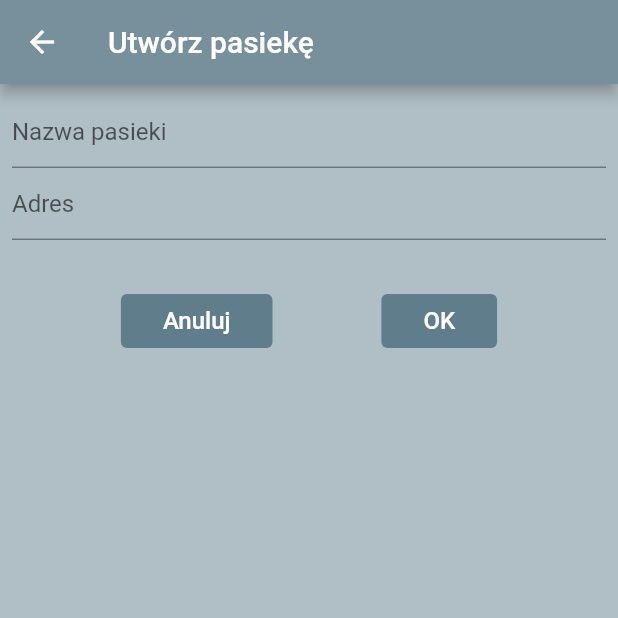
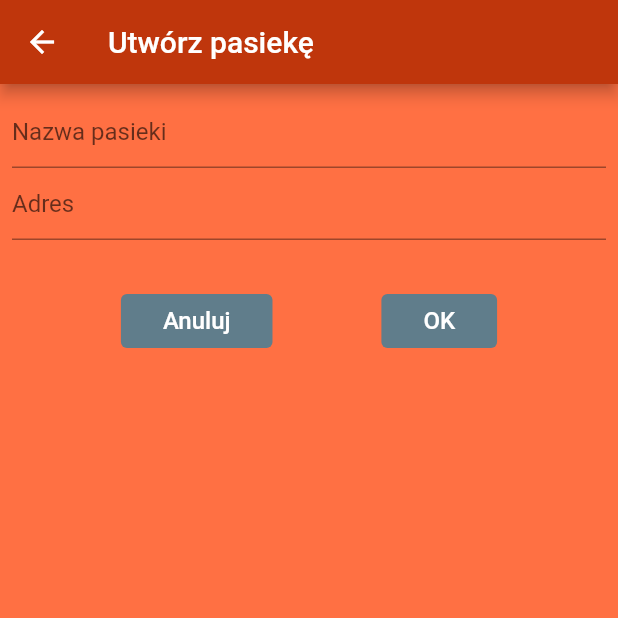
Before and after one commit to Michal-Szkoda-91/Hive_App, a Flutter app: the screen it shows once a user with an empty profile is signed in, after a tap on the "add" icon, on a phone screen of 412 x 824 dp, the top half of it. Run offline on Flutter 3.47's test engine with Material 2 defaults, Android fonts, the phone set to English and light mode, and no system bars; our stand-ins replace cloud_firestore, firebase_auth, firebase_core, firebase_database, fl_chart, flutter_slidable and 2 more; accounts and stored records are empty; network calls fail.

Commit message:
zmiana barw, poprawka błedów

```diff
--- a/lib/models/hive.dart
+++ b/lib/models/hive.dart
@@ -86,6 +86,8 @@ class HiveListModel with ChangeNotifier {
     _hiveListModel = [];
 
     var url = Uri.https(
+        // 'wireless-hive-default-rtdb.europe-west1.firebasedatabase.app',
+        // '/gyu4fc5qLWSqie5kVkdG8QSF0go1/apiary/-MSlyTLgCsAMPLktoRKL/hive/-MT2_GNQAYXf_jH1MdN5/hive.json');
         'wireless-hive-default-rtdb.europe-west1.firebasedatabase.app',
         '/$userUid/apiary/$apiaryID/hive.json');
 
--- a/lib/screens/addApiary/add_apiary_screen.dart
+++ b/lib/screens/addApiary/add_apiary_screen.dart
@@ -16,10 +16,10 @@ class _AddApiaryScreenState extends State<AddApiaryScreen> {
   @override
   Widget build(BuildContext context) {
     return Scaffold(
-      backgroundColor: Colors.blueGrey[200],
+      backgroundColor: Colors.deepOrange[400],
       appBar: AppBar(
         title: Text('Utwórz pasiekę'),
-        backgroundColor: Colors.blueGrey[400],
+        backgroundColor: Colors.deepOrange[900],
       ),
       body: Container(
         child: Padding(
--- a/lib/screens/apiary_hives/add_Hive_Screen.dart
+++ b/lib/screens/apiary_hives/add_Hive_Screen.dart
@@ -27,10 +27,10 @@ class _AddHiveScreenState extends State<AddHiveScreen> {
   Widget build(BuildContext context) {
     _notesController.text = notes;
     return Scaffold(
-      backgroundColor: Colors.orange[200],
+      backgroundColor: Colors.deepOrange[400],
       appBar: AppBar(
         title: Text('Dodaj nowy UL'),
-        backgroundColor: Colors.orange[600],
+        backgroundColor: Colors.deepOrange[900],
       ),
       body: Container(
         child: Padding(
--- a/lib/screens/apiary_hives/apiary_hives_list.dart
+++ b/lib/screens/apiary_hives/apiary_hives_list.dart
@@ -14,7 +14,7 @@ class ApiaryHivesList extends StatelessWidget {
       backgroundColor: Colors.blueGrey[200],
       appBar: AppBar(
         title: Text('Twoje ule - ' + apiary.apiaryName),
-        backgroundColor: Colors.blueGrey[400],
+        backgroundColor: Colors.deepOrange[900],
       ),
       body: Container(
         decoration: BoxDecoration(
--- a/lib/screens/authenticate/register.dart
+++ b/lib/screens/authenticate/register.dart
@@ -26,7 +26,7 @@ class _RegisterState extends State<Register> {
         ? Loading()
         : Scaffold(
             appBar: AppBar(
-              backgroundColor: Colors.blueGrey[400],
+              backgroundColor: Colors.deepOrange[900],
               elevation: 0.0,
               title: Text('Rejestracja'),
               actions: [
--- a/lib/screens/authenticate/sign_in.dart
+++ b/lib/screens/authenticate/sign_in.dart
@@ -26,7 +26,7 @@ class _SignInState extends State<SignIn> {
         ? Loading()
         : Scaffold(
             appBar: AppBar(
-              backgroundColor: Colors.blueGrey[400],
+              backgroundColor: Colors.deepOrange[900],
               elevation: 0.0,
               title: Text('Logowanie'),
               actions: [
--- a/lib/screens/home/home.dart
+++ b/lib/screens/home/home.dart
@@ -20,7 +20,7 @@ class Home extends StatelessWidget {
         backgroundColor: Colors.blueGrey[200],
         appBar: AppBar(
           title: Text('Twoje pasieki'),
-          backgroundColor: Colors.blueGrey[400],
+          backgroundColor: Colors.deepOrange[900],
           elevation: 0.0,
           actions: [
             TextButton(
--- a/lib/shared/loading.dart
+++ b/lib/shared/loading.dart
@@ -5,7 +5,7 @@ class Loading extends StatelessWidget {
   @override
   Widget build(BuildContext context) {
     return Container(
-      color: Colors.blueGrey[400],
+      color: Colors.deepOrange[900],
       child: Center(
         child: SpinKitChasingDots(
           color: Colors.cyanAccent[700],
```
Also changed, not shown: lib/screens/hiveDetail/chartCard.dart (+14 -1 lines), lib/screens/hiveDetail/hive_detail.dart (+8 -8 lines), assets/apiary.png (added), assets/honey.jpg (added), assets/vector_bg.jpg (added), 15 other files.
